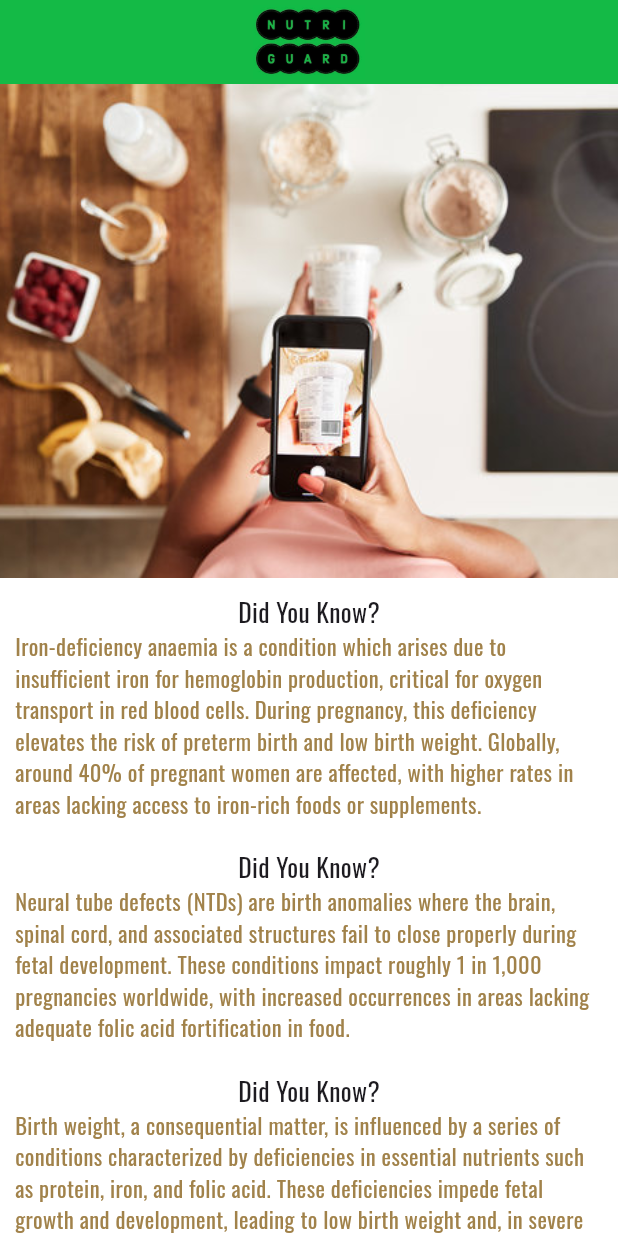
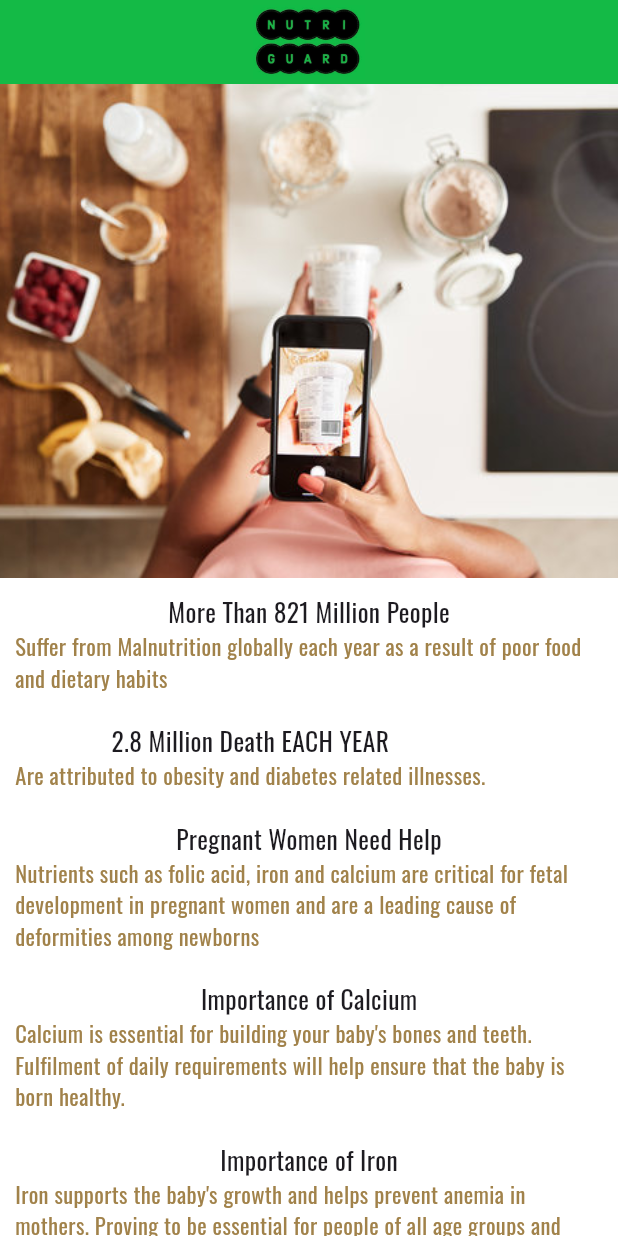
Before and after one commit to DivKool112/NutriGuard, a Flutter app: the HomePage screen opened directly, on a phone screen of 412 x 824 dp. Run offline on Flutter 3.47's test engine with Material 3 defaults, Android fonts, the phone set to English and light mode, and no system bars; our stand-ins replace chat_bubbles, file_picker, firebase_auth, firebase_core, flutter_markdown, google_fonts; missing offline and left inert: flutter_barcode_scanner, focused_area_ocr_flutter, googleai_dart, openfoodfacts, read_pdf_text, social_auth_buttons; accounts and stored records are empty.

Commit message:
Update home_page.dart

```diff
--- a/lib/home/home_page.dart
+++ b/lib/home/home_page.dart
@@ -16,22 +16,22 @@ class HomePage extends StatefulWidget {
 
 class _HomeScreenState extends State<HomePage> {
   List<String> tipTitle = [
-    'Did You Know?',
-    'Did You Know?',
-    'Did You Know?',
-    'Tip 3: Calcium',
-    'Why Is Proper Maternal Care',
-    'Tip 4: Hydration',
-    'Tip 5: Omega-3s'
+    'More Than 821 Million People',
+    '2.8 Million Death EACH YEAR',
+    'Pregnant Women Need Help',
+    'Importance of Calcium',
+    'Importance of Iron',
+    'People In Rural Areas Unknown To The Dangers',
+    'NUTRIGUARD IS HERE'
   ];
   List<String> sub = [
-    'Iron-deficiency anaemia is a condition which arises due to insufficient iron for hemoglobin production, critical for oxygen transport in red blood cells. During pregnancy, this deficiency elevates the risk of preterm birth and low birth weight. Globally, around 40% of pregnant women are affected, with higher rates in areas lacking access to iron-rich foods or supplements.',
-    'Neural tube defects (NTDs) are birth anomalies where the brain, spinal cord, and associated structures fail to close properly during fetal development. These conditions impact roughly 1 in 1,000 pregnancies worldwide, with increased occurrences in areas lacking adequate folic acid fortification in food.',
-    'Birth weight, a consequential matter, is influenced by a series of conditions characterized by deficiencies in essential nutrients such as protein, iron, and folic acid. These deficiencies impede fetal growth and development, leading to low birth weight and, in severe instances, mortality. It is estimated that approximately 15% of all births are affected by low birth weight, with elevated prevalence observed in low- and middle-income countries where maternal malnutrition prevails.',
-    'Calcium is essential for building your baby\'s bones and teeth. Get your daily dose from dairy products, tofu, and leafy greens.',
-    'Iron supports the baby\'s growth and helps prevent anemia in mothers. Find it in lean meats, beans, and fortified cereals.',
-    'Staying well-hydrated is key for healthy pregnancy. Aim for 8-10 cups of water per day, and limit caffeine.',
-    'Omega-3 fatty acids promote your baby\'s brain and eye development. Find them in fish, flaxseeds, and walnuts.'
+    'Suffer from Malnutrition globally each year as a result of poor food and dietary habits',
+    'Are attributed to obesity and diabetes related illnesses.',
+    'Nutrients such as folic acid, iron and calcium are critical for fetal development in pregnant women and are a leading cause of deformities among newborns',
+    'Calcium is essential for building your baby\'s bones and teeth. Fulfilment of daily requirements will help ensure that the baby is born healthy.',
+    'Iron supports the baby\'s growth and helps prevent anemia in mothers. Proving to be essential for people of all age groups and gender.',
+    'People residing in rural areas are unaware of their dietary choices and what\'s really going into their body. We are here to CHANGE this. We offer more than 5 native Indian Languages so that NutriGuard is accessible by everyone.',
+    'Your Food. Your Health. Our App'
   ];
   searchManually() async {
     showDialog(
```
